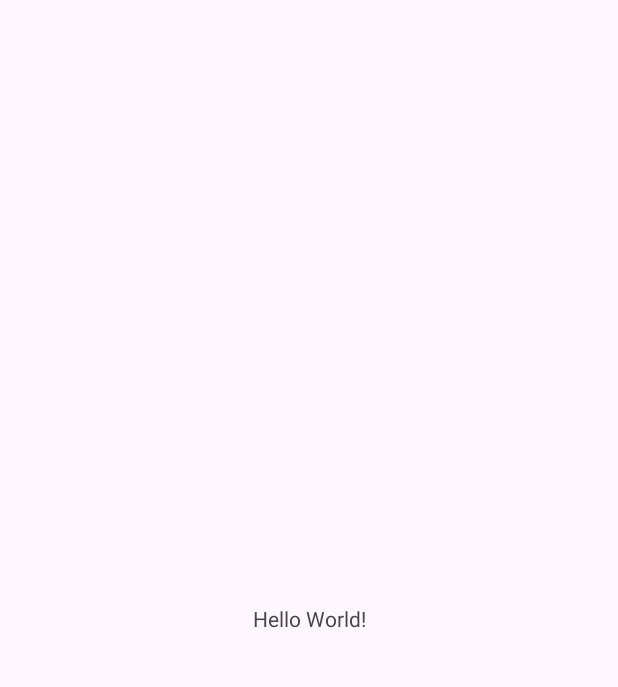
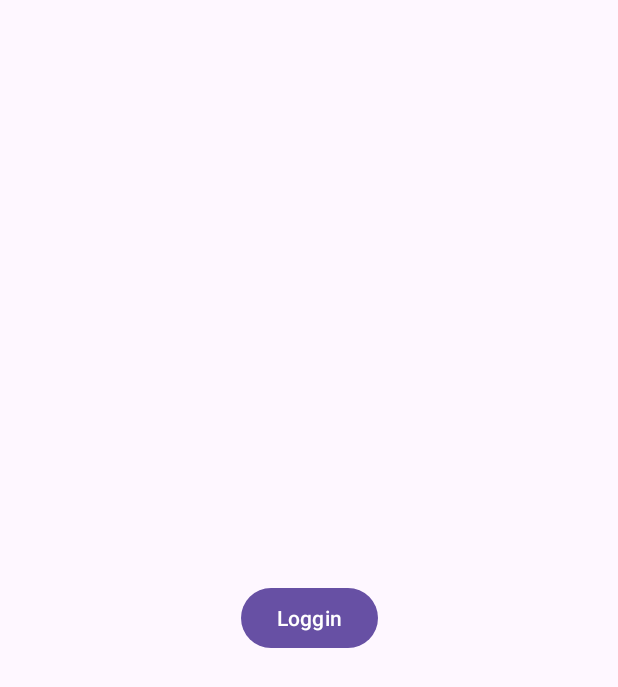
Before and after one commit to joeDeef/CazarPatos, an Android app: the screen it shows after launch (MainActivity before the commit, LoginActivity after it), on a phone screen of 412 x 824 dp. Before the commit the part shown is almost empty. Shown: the top 687 px of the screen. Run offline under Robolectric (Android 15) with nearby library versions, the phone set to English and light mode, and no system bars.

Commit message:
Navigating between screens

```diff
--- a/app/src/main/AndroidManifest.xml
+++ b/app/src/main/AndroidManifest.xml
@@ -13,6 +13,15 @@
         android:theme="@style/Theme.CazarPatos"
         tools:targetApi="31">
         <activity
+            android:name=".LoginActivity"
+            android:exported="true">
+            <intent-filter>
+                <action android:name="android.intent.action.MAIN" />
+
+                <category android:name="android.intent.category.LAUNCHER" />
+            </intent-filter>
+        </activity>
+        <activity
             android:name=".MainActivity"
             android:exported="true">
             <intent-filter>
--- /dev/null
+++ b/app/src/main/java/com/defaz/joel/cazarpatos/LoginActivity.kt
@@ -0,0 +1,28 @@
+package com.defaz.joel.cazarpatos
+
+import android.content.Intent
+import android.os.Bundle
+import android.widget.Button
+import androidx.activity.enableEdgeToEdge
+import androidx.appcompat.app.AppCompatActivity
+import androidx.core.view.ViewCompat
+import androidx.core.view.WindowInsetsCompat
+
+class LoginActivity : AppCompatActivity() {
+    private lateinit var ButtonLoggin: Button
+    override fun onCreate(savedInstanceState: Bundle?) {
+        super.onCreate(savedInstanceState)
+        enableEdgeToEdge()
+        setContentView(R.layout.activity_login)
+        ButtonLoggin = findViewById(R.id.buttonLoggin)
+        ViewCompat.setOnApplyWindowInsetsListener(findViewById(R.id.main)) { v, insets ->
+            val systemBars = insets.getInsets(WindowInsetsCompat.Type.systemBars())
+            v.setPadding(systemBars.left, systemBars.top, systemBars.right, systemBars.bottom)
+            insets
+        }
+        ButtonLoggin.setOnClickListener {
+            var intent = Intent(this, MainActivity::class.java)
+            startActivity(intent)
+        }
+    }
+}
--- /dev/null
+++ b/app/src/main/res/layout/activity_login.xml
@@ -0,0 +1,19 @@
+<?xml version="1.0" encoding="utf-8"?>
+<androidx.constraintlayout.widget.ConstraintLayout xmlns:android="http://schemas.android.com/apk/res/android"
+    xmlns:app="http://schemas.android.com/apk/res-auto"
+    xmlns:tools="http://schemas.android.com/tools"
+    android:id="@+id/main"
+    android:layout_width="match_parent"
+    android:layout_height="match_parent"
+    tools:context=".LoginActivity">
+
+    <Button
+        android:id="@+id/buttonLoggin"
+        android:layout_width="wrap_content"
+        android:layout_height="wrap_content"
+        android:text="@string/buttonLoginText"
+        app:layout_constraintBottom_toBottomOf="parent"
+        app:layout_constraintEnd_toEndOf="parent"
+        app:layout_constraintStart_toStartOf="parent"
+        app:layout_constraintTop_toTopOf="parent" />
+</androidx.constraintlayout.widget.ConstraintLayout>
--- a/app/src/main/res/values/strings.xml
+++ b/app/src/main/res/values/strings.xml
@@ -1,3 +1,4 @@
 <resources>
     <string name="app_name">CazarPatos</string>
+    <string name="buttonLoginText">Loggin</string>
 </resources>
```
